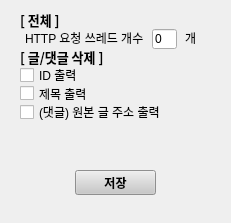
The window that view/configuration.ui (cmh1027/everytimeUtility) describes before a commit, drawn with Qt 5.
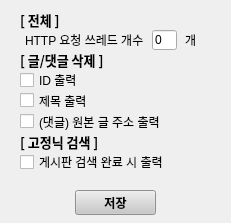
The same window after the commit.

What changed in the file:
```diff
--- a/view/configuration.ui
+++ b/view/configuration.ui
@@ -17,7 +17,7 @@
    <property name="geometry">
     <rect>
      <x>20</x>
-     <y>170</y>
+     <y>190</y>
      <width>191</width>
      <height>25</height>
     </rect>
@@ -57,7 +57,7 @@
      <x>20</x>
      <y>10</y>
      <width>189</width>
-     <height>111</height>
+     <height>163</height>
     </rect>
    </property>
    <layout class="QVBoxLayout" name="verticalLayout_2">
@@ -185,6 +185,28 @@
       </property>
      </widget>
     </item>
+    <item>
+     <widget class="QLabel" name="label_5">
+      <property name="font">
+       <font>
+        <family>맑은 고딕</family>
+        <pointsize>10</pointsize>
+        <weight>75</weight>
+        <bold>true</bold>
+       </font>
+      </property>
+      <property name="text">
+       <string>[ 고정닉 검색 ]</string>
+      </property>
+     </widget>
+    </item>
+    <item>
+     <widget class="QCheckBox" name="printboardsearchendCheckBox">
+      <property name="text">
+       <string>게시판 검색 완료 시 출력</string>
+      </property>
+     </widget>
+    </item>
    </layout>
   </widget>
  </widget>
```
